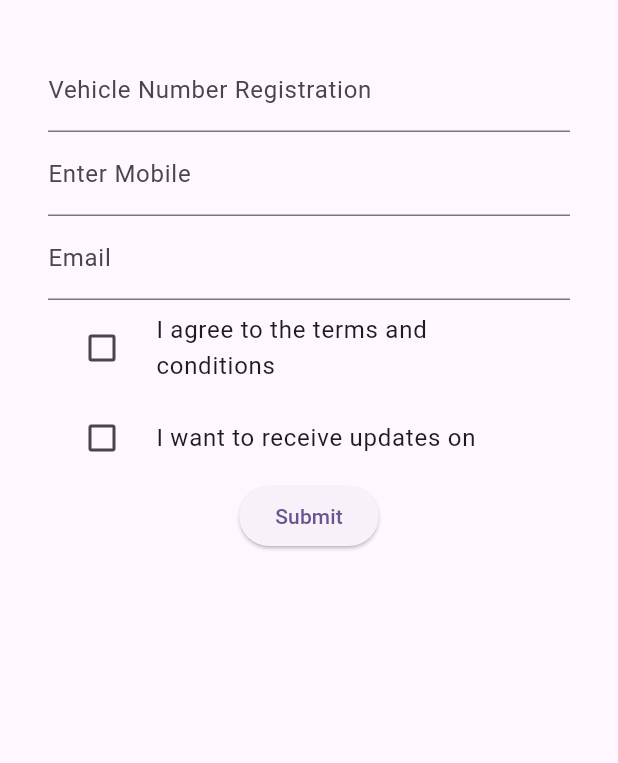
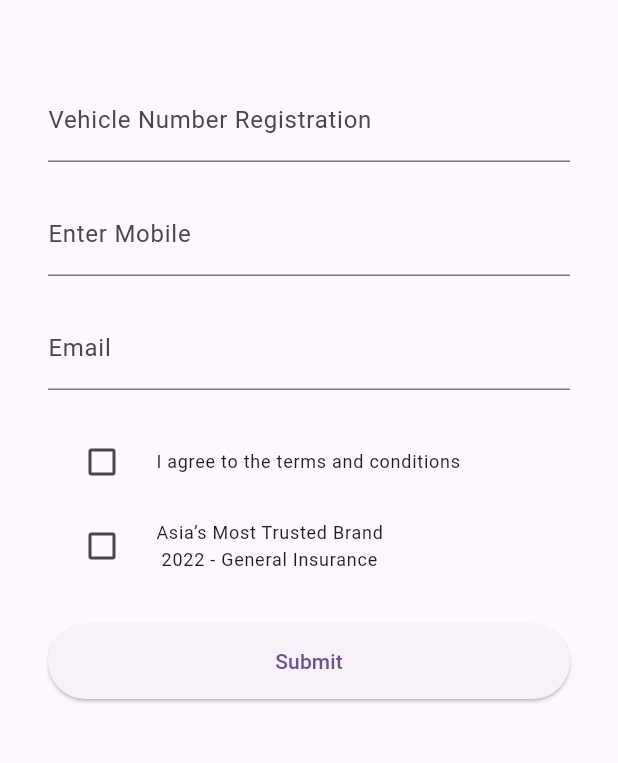
Before and after one commit to amresh4448/MonoceptLiveTask, a Flutter app: the screen it shows after launch, on a phone screen of 412 x 824 dp, the part 84-847 px from its top. Run offline on Flutter 3.47's test engine with Material 3 defaults, Android fonts, the phone set to English and light mode, and no system bars.

Commit message:
push  changes navbar

```diff
--- a/lib/home_page/homepage.dart
+++ b/lib/home_page/homepage.dart
@@ -1,4 +1,5 @@
 import 'package:flutter/material.dart';
+import '../utils/colors.dart';
 import 'widget/drawer.dart';
 import 'widget/mobile_view/mobile_view.dart';
 import 'widget/web_view.dart/web_view.dart';
@@ -15,19 +16,22 @@ class _ICICHOmePageState extends State<ICICHOmePage> {
   final formKey = GlobalKey<FormState>();
   bool isCheck = false;
 
+  var list = ["Motot Insurance","Health Insurance","Tax Insurance","Travel insurance", "Corprate Insurance", "Other Insurance", "Corprate Insurance"];
+
    void checkBoxToggle() {
      setState(() {
        isCheck = !isCheck;
      });
+
    }
 
 
    @override
   void initState() {
-    // TODO: implement initState
     super.initState();
   }
 
+  String? _selectedValue;
 
   @override
   Widget build(BuildContext context) {
@@ -36,11 +40,58 @@ class _ICICHOmePageState extends State<ICICHOmePage> {
       appBar: MediaQuery.of(context).size.width > 600 ? AppBar(
         title: const Text('ICICI Bank'),
       backgroundColor: Colors.white,
+      bottom: PreferredSize(
+          preferredSize: const Size.fromHeight(kToolbarHeight),
+          child: Container(
+            height: 80,
+            padding: const EdgeInsets.all(8),
+            decoration: BoxDecoration(
+              gradient: AppGradients.customGradient,
+            ),
+            child: Row(
+              mainAxisAlignment: MainAxisAlignment.spaceAround,
+              children:List.generate(list.length, (i){
+                     setState(() {
+
+                      });
+      return     PopupMenuButton<String>(
+        constraints: const BoxConstraints(maxWidth: 500),
+        popUpAnimationStyle: AnimationStyle(duration: const Duration(milliseconds: 200)),
+       child:           Text(
+            list[i].toString(),
+            style: const TextStyle(
+              color: Colors.white,
+              fontSize: 16,
+              fontWeight: FontWeight.bold,
+            ),
+       ),
+            onSelected: (value) {
+              // Handle menu item selection here
+              print('Selected: $value');
+            },
+            itemBuilder: (BuildContext context){
+              return <PopupMenuEntry<String>>[
+
+
+
+                ... List.generate(list.length, (i){
+                return PopupMenuItem<String>(
+                  value: list[i],
+                  child: Text(list[i]),
+                );
+              }),
+
+              ];
+
+          });
+      }),
+
+            ),
+          ),
+        ),
       ) :
-
       AppBar(
-                title: const Text('ICICI Bank'),
-
+         title: const Text('ICICI Bank'),
        flexibleSpace: Container(
              decoration: const BoxDecoration(
                 gradient:
@@ -55,19 +106,14 @@ class _ICICHOmePageState extends State<ICICHOmePage> {
       body: LayoutBuilder(builder: (context, constraints) {
         if (constraints.maxWidth > 600) {
           return const Webview();
-
         } else {
           return  const  Padding(
            padding:  EdgeInsets.all(16),
-
           child: MobileView(),
           );
-
         }
-
-
-
       }),
     );
   }
+
 }
--- a/lib/home_page/widget/mobile_view/mobile_view.dart
+++ b/lib/home_page/widget/mobile_view/mobile_view.dart
@@ -53,7 +53,10 @@ class _MobileViewState extends State<MobileView> {
           child: Form(
             key: formKey,
             child: Column(
+              mainAxisAlignment: MainAxisAlignment.start,
+              crossAxisAlignment: CrossAxisAlignment.stretch,
               children: [
+                         const SizedBox(height: 20),
                 TextFormField(
                   decoration: const InputDecoration(
                     labelText: "Vehicle Number Registration",
@@ -66,6 +69,7 @@ class _MobileViewState extends State<MobileView> {
                     return null;
                   },
                 ),
+                         const SizedBox(height: 20),
                 TextFormField(
                   decoration: const InputDecoration(
                     labelText: "Enter Mobile",
@@ -78,6 +82,7 @@ class _MobileViewState extends State<MobileView> {
                     return null;
                   },
                 ),
+                         const SizedBox(height: 20),
                 TextFormField(
                   decoration: const InputDecoration(
                     labelText: "Email",
@@ -94,21 +99,28 @@ class _MobileViewState extends State<MobileView> {
                     return null;
                   },
                 ),
+                         const SizedBox(height: 20),
                 CheckboxListTile(
                   controlAffinity: ListTileControlAffinity.leading,
                   value: isCheck1,
                   onChanged: checkBoxToggle1,
-                  title: const Text("I agree to the terms and conditions"),
+                  title: const Text("I agree to the terms and conditions", style: TextStyle(fontSize: 12),),
                 ),
                 CheckboxListTile(
                   controlAffinity: ListTileControlAffinity.leading,
                   value: isCheck2,
                   onChanged: checkBoxToggle2,
-                  title: const Text("I want to receive updates on"),
+                  title: const Text("Asia’s Most Trusted Brand \n 2022 - General Insurance", style: TextStyle(fontSize: 12),),
                 ),
-                ElevatedButton(
-                  onPressed: handleSubmit,
-                  child: const Text("Submit"),
+
+       const SizedBox(height: 24),
+                SizedBox(
+                  width: 200,
+                  height: 50,
+                  child: ElevatedButton(
+                    onPressed: handleSubmit,
+                    child: const Text("Submit"),
+                  ),
                 ),
               ],
             ),
--- a/lib/main.dart
+++ b/lib/main.dart
@@ -13,7 +13,6 @@ class MyApp extends StatelessWidget {
     return MaterialApp(
       title: 'Flutter Demo',
       theme: ThemeData(
-
         colorScheme: ColorScheme.fromSeed(seedColor: Colors.deepPurple),
         useMaterial3: true,
       ),
```
Also changed, not shown: lib/home_page/widget/drawer_web.dart (deleted, +0 -121 lines), lib/home_page/widget/web_view.dart/web_view.dart (+20 -21 lines).
